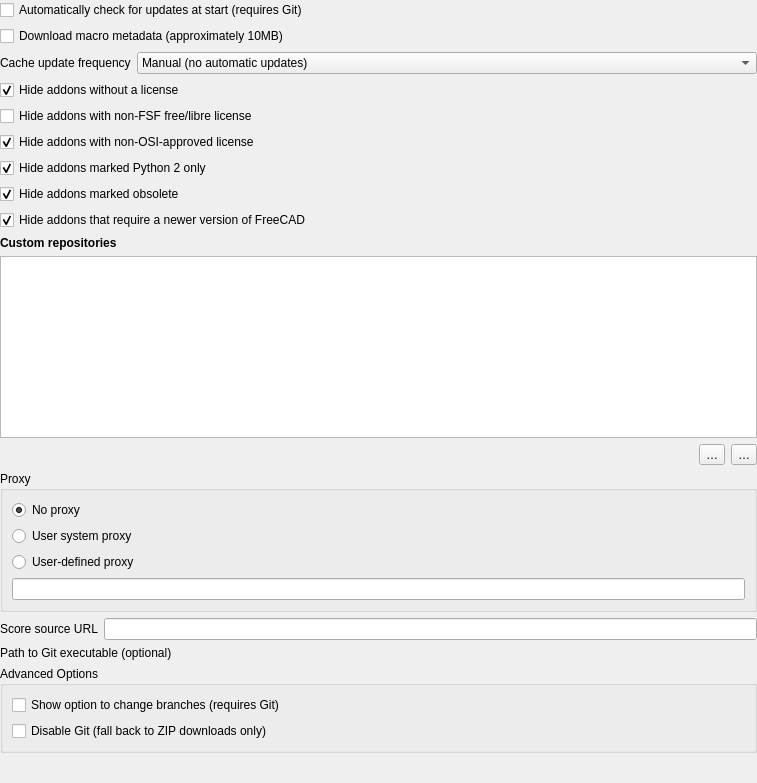
Old version of the form AddonManagerOptions.ui in the repository chennes/AddonManager.
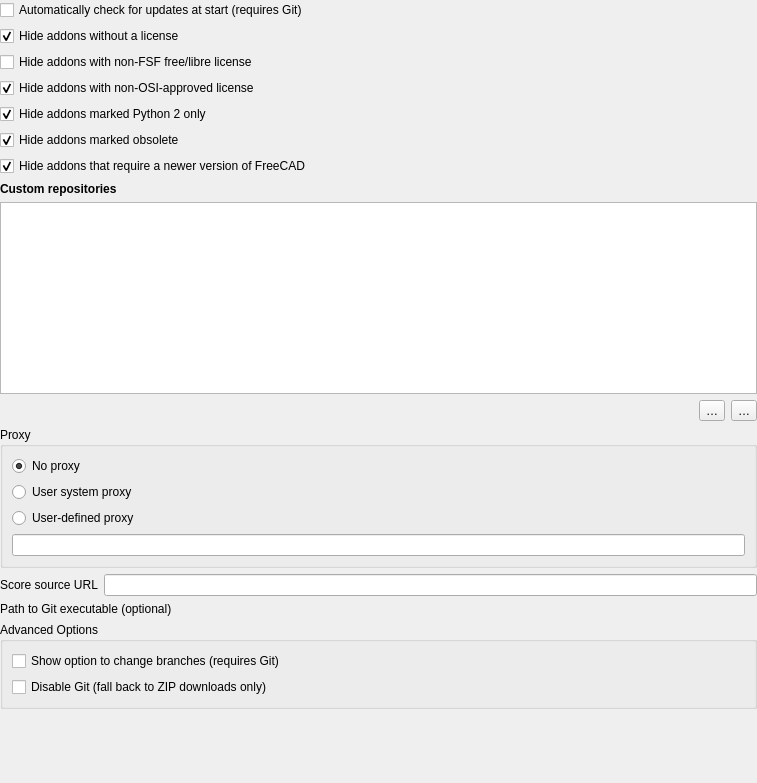
New version of the form. Custom widgets are drawn as their Qt base class.

Commit message: Remove outdated preferences.

```diff
--- a/AddonManagerOptions.ui
+++ b/AddonManagerOptions.ui
@@ -36,61 +36,6 @@
      </property>
     </widget>
    </item>
-   <item>
-    <widget class="Gui::PrefCheckBox" name="guiprefcheckboxdownloadmacros">
-     <property name="text">
-      <string>Download macro metadata (approximately 10MB)</string>
-     </property>
-     <property name="prefEntry" stdset="0">
-      <cstring>DownloadMacros</cstring>
-     </property>
-     <property name="prefPath" stdset="0">
-      <cstring>Addons</cstring>
-     </property>
-    </widget>
-   </item>
-   <item>
-    <layout class="QHBoxLayout" name="horizontalLayout">
-     <item>
-      <widget class="QLabel" name="label_2">
-       <property name="text">
-        <string>Cache update frequency</string>
-       </property>
-      </widget>
-     </item>
-     <item>
-      <widget class="Gui::PrefComboBox" name="guiprefcomboboxupdatefrequency">
-       <property name="sizePolicy">
-        <sizepolicy hsizetype="Expanding" vsizetype="Fixed">
-         <horstretch>0</horstretch>
-         <verstretch>0</verstretch>
-        </sizepolicy>
-       </property>
-       <property name="prefEntry" stdset="0">
-        <cstring>UpdateFrequencyComboEntry</cstring>
-       </property>
-       <property name="prefPath" stdset="0">
-        <cstring>Addons</cstring>
-       </property>
-       <item>
-        <property name="text">
-         <string>Manual (no automatic updates)</string>
-        </property>
-       </item>
-       <item>
-        <property name="text">
-         <string>Daily</string>
-        </property>
-       </item>
-       <item>
-        <property name="text">
-         <string>Weekly</string>
-        </property>
-       </item>
-      </widget>
-     </item>
-    </layout>
-   </item>
    <item>
     <widget class="Gui::PrefCheckBox" name="guiprefcheckboxhideunlicensed">
      <property name="text">
```
The commit also changes 1 other file.
